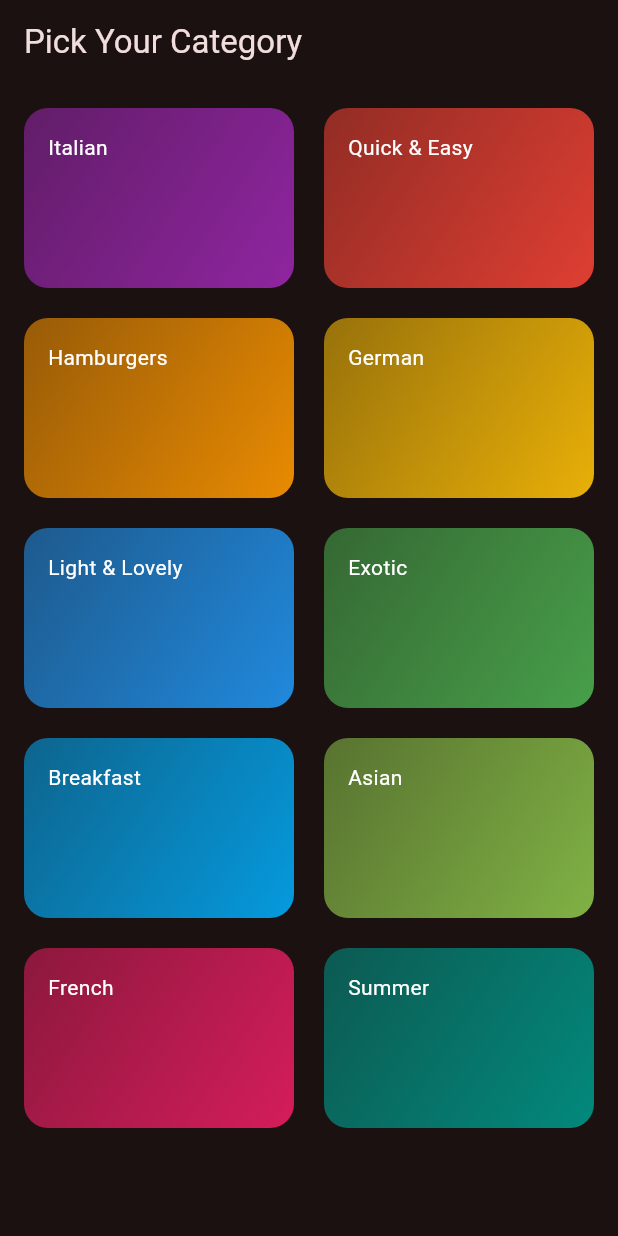
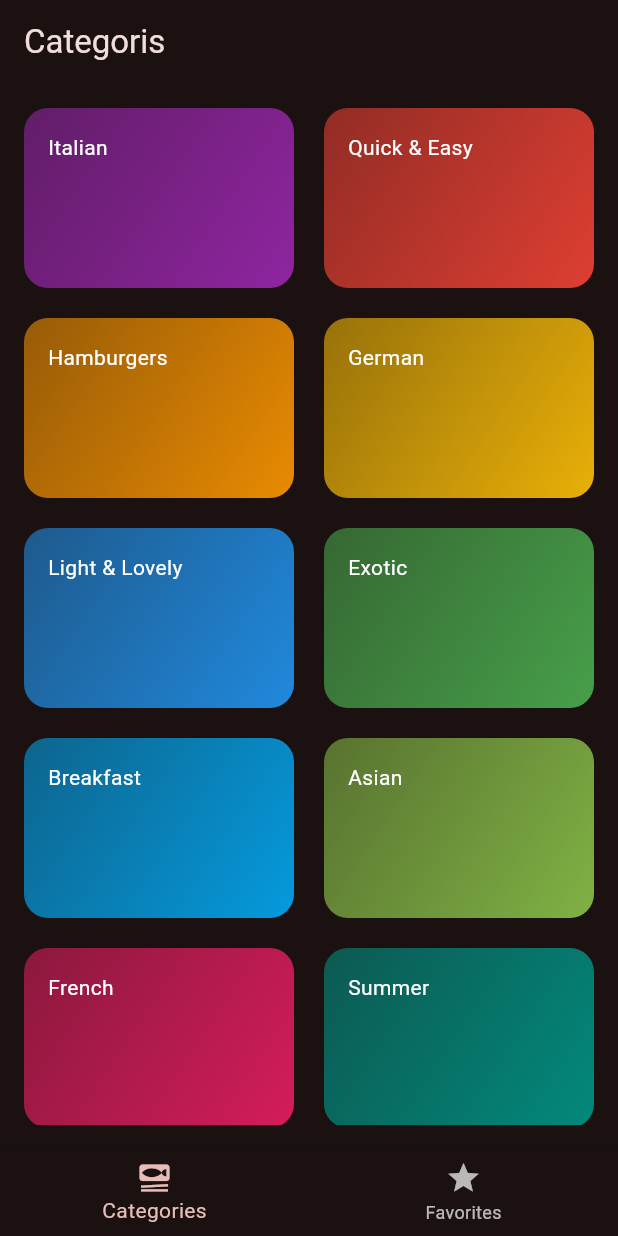
Before and after one commit to moustajil/meal_app, a Flutter app: the screen it shows after launch, on a phone screen of 412 x 824 dp. Run offline on Flutter 3.47's test engine with Material 3 defaults, Android fonts, the phone set to English and light mode, and no system bars; our stand-ins replace transparent_image.

Commit message:
addin tabs bar

```diff
--- a/lib/main.dart
+++ b/lib/main.dart
@@ -1,6 +1,7 @@
 
 import 'package:flutter/material.dart';
 import 'package:mealapp/screens/categories_screens.dart';
+import 'package:mealapp/screens/tabs_screen.dart';
 
 
 final thene = ThemeData(
@@ -18,7 +19,7 @@ class StartApp extends StatelessWidget {
   Widget build(BuildContext context) {
     return MaterialApp(
       theme: thene,
-      home: CategoriesScreens(),
+      home: TabsScreen(),
     );
   }
 }
--- a/lib/screens/categories_screens.dart
+++ b/lib/screens/categories_screens.dart
@@ -20,9 +20,7 @@ class CategoriesScreens extends StatelessWidget {
 
   @override
   Widget build(BuildContext context) {
-    return Scaffold(
-      appBar: AppBar(title: Text("Pick Your Category")),
-      body: Padding(
+    return Padding(
         padding: const EdgeInsets.all(16.0),
         child: GridView(
           gridDelegate: const SliverGridDelegateWithFixedCrossAxisCount(
@@ -41,7 +39,6 @@ class CategoriesScreens extends StatelessWidget {
               ),
           ],
         ),
-      ),
-    );
+      );
   }
 }
--- /dev/null
+++ b/lib/screens/tabs_screen.dart
@@ -0,0 +1,40 @@
+import 'package:flutter/material.dart';
+import 'package:mealapp/screens/categories_screens.dart';
+import 'package:mealapp/screens/meal_screen.dart';
+
+class TabsScreen extends StatefulWidget {
+  const TabsScreen({super.key});
+
+  @override
+  State<TabsScreen> createState() => _TabsScreenState();
+}
+
+class _TabsScreenState extends State<TabsScreen> {
+  int _selectedNavigationIten = 0;
+  void _selectePage(int index){
+    setState(() {
+      _selectedNavigationIten = index;
+    });
+  }
+  @override
+  Widget build(BuildContext context) {
+    Widget activeScreen = CategoriesScreens();
+    var activePageTitle = 'Categoris';
+    if (_selectedNavigationIten == 1) {
+      activeScreen = MealScreen(meals: []);
+      activePageTitle = 'Favorites';
+    }
+    return Scaffold(
+      appBar: AppBar(
+        title: Text(activePageTitle),
+      ),
+      body: activeScreen,
+      bottomNavigationBar: BottomNavigationBar(
+        currentIndex: _selectedNavigationIten,
+        onTap: _selectePage,items: [
+        BottomNavigationBarItem(icon: Icon(Icons.set_meal),label: 'Categories'),
+        BottomNavigationBarItem(icon: Icon(Icons.star),label: 'Favorites'),
+      ])
+    );
+  }
+}
```
Also changed, not shown: lib/screens/meal_deteal_screen.dart (+46 -10 lines), lib/screens/meal_screen.dart (+8 -4 lines).
